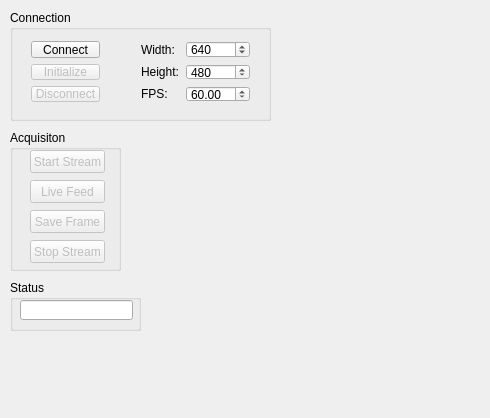
The window that FrmGrabWidget/frmgrabwidget.ui (adegirmenci/HBL-ICEbot) describes before a commit, drawn with Qt 5.
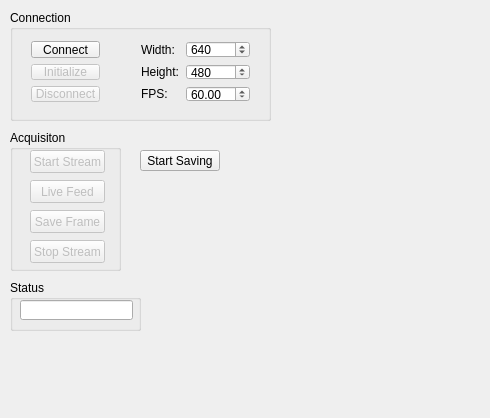
The same window after the commit.

Commit message:
Saving images to separate folder.
Frame grabber continous acquisition enable/disable button.

Starting/stopping control cycle starts/stops frame grabbing.

```diff
--- a/FrmGrabWidget/frmgrabwidget.ui
+++ b/FrmGrabWidget/frmgrabwidget.ui
@@ -243,6 +243,19 @@
     </property>
    </widget>
   </widget>
+  <widget class="QPushButton" name="saveFramesButton">
+   <property name="geometry">
+    <rect>
+     <x>140</x>
+     <y>150</y>
+     <width>80</width>
+     <height>21</height>
+    </rect>
+   </property>
+   <property name="text">
+    <string>Start Saving</string>
+   </property>
+  </widget>
  </widget>
  <layoutdefault spacing="6" margin="11"/>
  <tabstops>
```
The commit also changes 6 other files.
